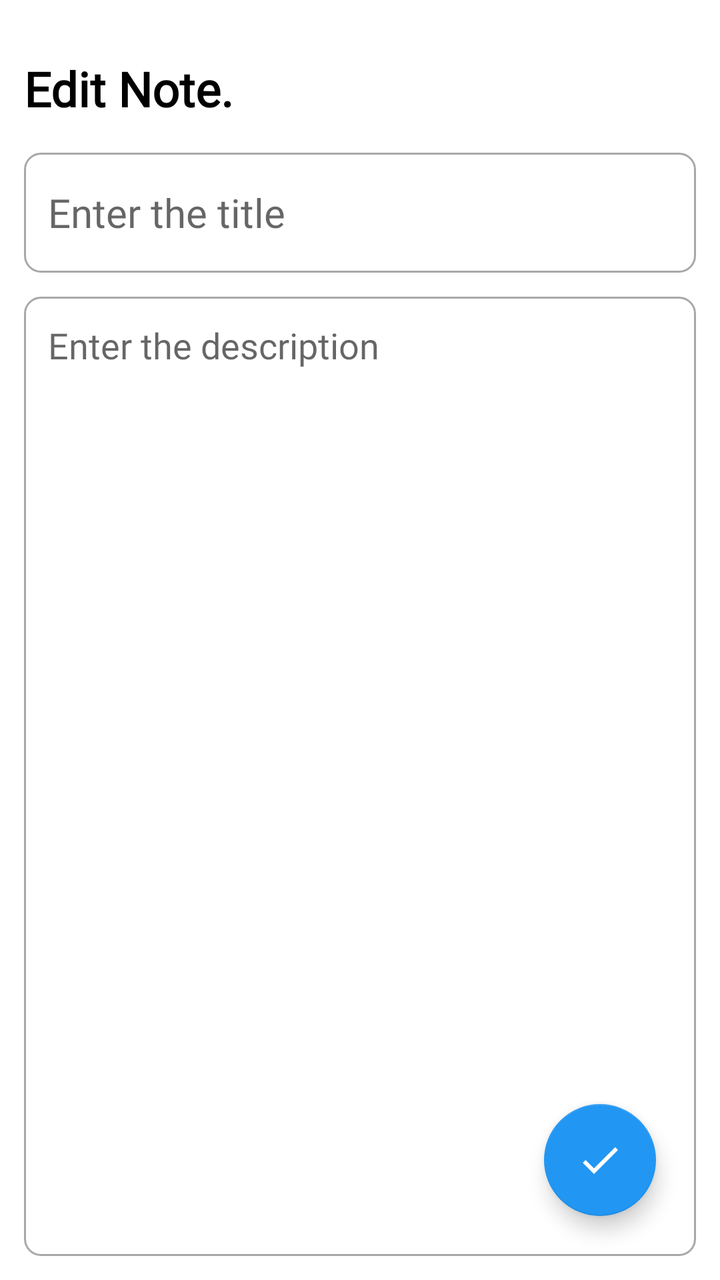
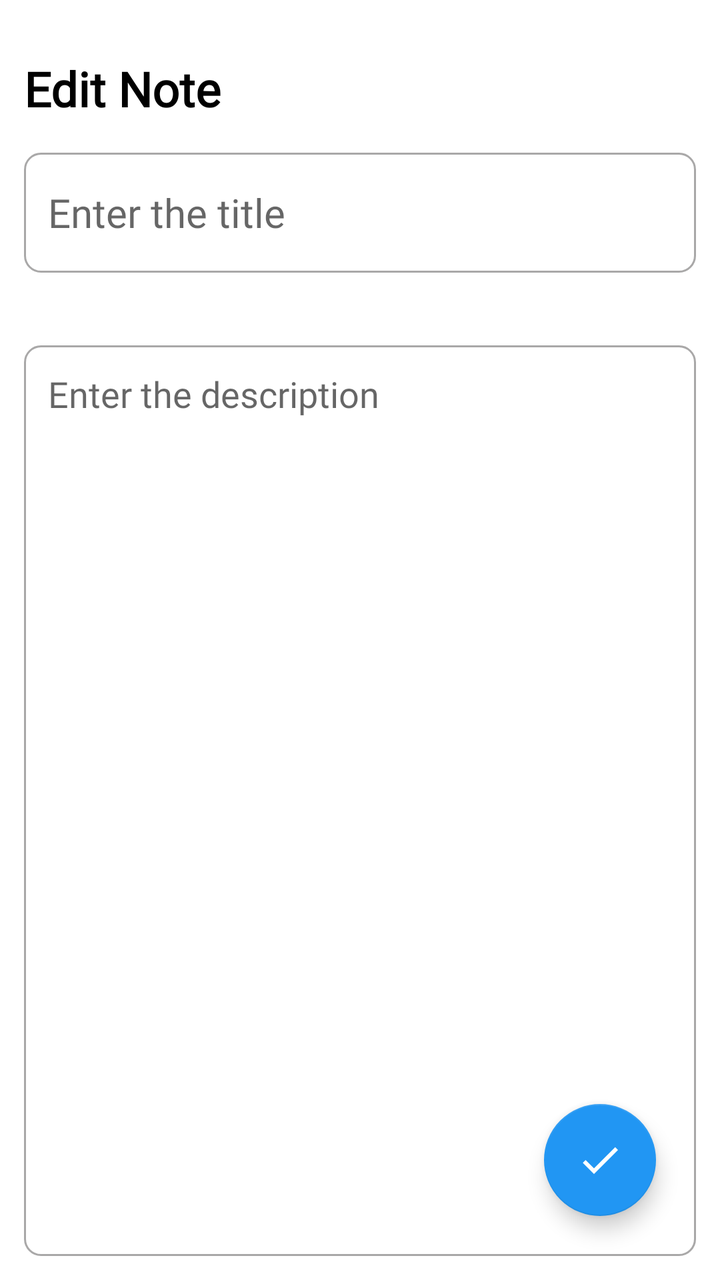

Screens rendered from an Android XML layout before and after an edit, with the pre-edit source and the edit as a unified diff.
<!-- AndroidManifest.xml: application theme Theme.NoteApp -->
<!-- res/layout/fragment_edit_note.xml -->
<?xml version="1.0" encoding="utf-8"?>
<layout
    xmlns:android="http://schemas.android.com/apk/res/android"
    xmlns:tools="http://schemas.android.com/tools"
    xmlns:app="http://schemas.android.com/apk/res-auto">

    <RelativeLayout
        android:layout_width="match_parent"
        android:layout_height="match_parent"
        android:orientation="vertical"
        android:padding="12dp"
        tools:context=".UpdateNoteFragment">

        <TextView
            android:id="@+id/editNoteHeading"
            android:layout_width="wrap_content"
            android:layout_height="wrap_content"
            android:layout_alignParentTop="true"
            android:layout_marginTop="16dp"
            android:fontFamily="@font/poppins"
            android:text="Edit Note."
            android:textStyle="bold"
            android:textColor="@color/black"
            android:textSize="24sp" />

        <EditText
            android:id="@+id/editNoteTitle"
            android:layout_width="match_parent"
            android:layout_height="60dp"
            android:hint="Enter the title"
            android:padding="12dp"
            android:textSize="20sp"
            android:layout_below="@id/editNoteHeading"
            android:background="@drawable/gray_border"
            android:layout_marginTop="16dp"
            android:maxLines="1"
            android:fontFamily="@font/poppins"/>

        <LinearLayout
            android:id="@+id/editChecklistContainer"
            android:layout_width="match_parent"
            android:layout_height="wrap_content"
            android:layout_below="@id/editNoteTitle"
            android:layout_marginTop="12dp"
            android:orientation="vertical"
            android:visibility="gone"/>

        <EditText
            android:id="@+id/editNoteDesc"
            android:layout_width="match_parent"
            android:layout_height="match_parent"
            android:hint="Enter the description"
            android:gravity="top"
            android:padding="12dp"
            android:textSize="18sp"
            android:fontFamily="@font/poppins"
            android:background="@drawable/gray_border"
            android:layout_below="@id/editNoteTitle"
            android:layout_marginTop="12dp" />

        <com.google.android.material.floatingactionbutton.FloatingActionButton
            android:id="@+id/editNoteFab"
            android:layout_width="wrap_content"
            android:layout_height="wrap_content"
            android:layout_marginEnd="20dp"
            android:layout_marginBottom="20dp"
            android:clickable="true"
            android:backgroundTint="@color/blue"
            android:tintMode="@color/white"
            android:src="@drawable/baseline_done_24"
            android:layout_alignParentBottom="true"
            android:layout_alignParentEnd="true"
            android:contentDescription="editFab" />

    </RelativeLayout>
</layout>
<!-- resources referenced by this layout -->
<resources>
  <color name="black">#FF000000</color>
  <color name="blue">#2196F3</color>
  <color name="white">#FFFFFFFF</color>
  <!-- drawable baseline_done_24 (drawable) -->
  <vector xmlns:android="http://schemas.android.com/apk/res/android" android:height="24dp" android:tint="#FFFFFF" android:viewportHeight="24" android:viewportWidth="24" android:width="24dp">
        
      <path android:fillColor="@android:color/white" android:pathData="M9,16.2L4.8,12l-1.4,1.4L9,19 21,7l-1.4,-1.4L9,16.2z"/>
      
  </vector>
  <!-- drawable gray_border (drawable) -->
  <?xml version="1.0" encoding="utf-8"?>
  <shape xmlns:android="http://schemas.android.com/apk/res/android"
      android:shape="rectangle">
  
      <stroke
          android:width="1dp"
          android:color="@color/gray"/>
  
      <corners
          android:radius="8dp"/>
  
  </shape>
  <style name="Theme.NoteApp" parent="Base.Theme.NoteApp" />
  <color name="gray">#A9A8A8</color>
  <style name="Base.Theme.NoteApp" parent="Theme.MaterialComponents.DayNight.DarkActionBar">
          
          <item name="colorPrimary">@color/light_blue</item> 
          <item name="colorPrimaryVariant">@color/blue</item>
          <item name="colorOnPrimary">@color/black</item> 
          
          <item name="colorSecondary">@color/blue</item>
          <item name="colorSecondaryVariant">@color/blue</item>
          <item name="colorOnSecondary">@color/white</item>
          
          <item name="android:statusBarColor">@color/light_blue</item>
          
          <item name="android:textColorPrimary">@color/black</item>
          
      </style>
  <color name="light_blue">#99C7E6</color>
</resources>

<!-- the commit's change to res/layout/fragment_edit_note.xml (unified diff, before → after) -->
@@ -9,7 +9,7 @@
         android:layout_height="match_parent"
         android:orientation="vertical"
         android:padding="12dp"
-        tools:context=".UpdateNoteFragment">
+        tools:context=".fragments.EditNoteFragment">
 
         <TextView
             android:id="@+id/editNoteHeading"
@@ -18,7 +18,7 @@
             android:layout_alignParentTop="true"
             android:layout_marginTop="16dp"
             android:fontFamily="@font/poppins"
-            android:text="Edit Note."
+            android:text="Edit Note"
             android:textStyle="bold"
             android:textColor="@color/black"
             android:textSize="24sp" />
@@ -36,11 +36,23 @@
             android:maxLines="1"
             android:fontFamily="@font/poppins"/>
 
+        
+        <TextView
+            android:id="@+id/editNoteDateTime"
+            android:layout_width="wrap_content"
+            android:layout_height="wrap_content"
+            android:layout_below="@id/editNoteTitle"
+            android:layout_marginTop="8dp"
+            android:textSize="12sp"
+            android:textColor="@color/dark_gray"
+            android:fontFamily="@font/poppins"
+            android:text=""/>
+
         <LinearLayout
             android:id="@+id/editChecklistContainer"
             android:layout_width="match_parent"
             android:layout_height="wrap_content"
-            android:layout_below="@id/editNoteTitle"
+            android:layout_below="@id/editNoteDateTime"
             android:layout_marginTop="12dp"
             android:orientation="vertical"
             android:visibility="gone"/>
@@ -55,7 +67,7 @@
             android:textSize="18sp"
             android:fontFamily="@font/poppins"
             android:background="@drawable/gray_border"
-            android:layout_below="@id/editNoteTitle"
+            android:layout_below="@id/editNoteDateTime"
             android:layout_marginTop="12dp" />
 
         <com.google.android.material.floatingactionbutton.FloatingActionButton
@@ -66,7 +78,7 @@
             android:layout_marginBottom="20dp"
             android:clickable="true"
             android:backgroundTint="@color/blue"
-            android:tintMode="@color/white"
+            android:tint="@color/white"
             android:src="@drawable/baseline_done_24"
             android:layout_alignParentBottom="true"
             android:layout_alignParentEnd="true"
<!-- resource entries referenced after the edit -->
@@ -2,6 +2,7 @@
 <resources>
   <color name="black">#FF000000</color>
   <color name="blue">#2196F3</color>
+  <color name="dark_gray">#858383</color>
   <color name="white">#FFFFFFFF</color>
   <!-- drawable baseline_done_24 (drawable) -->
   <vector xmlns:android="http://schemas.android.com/apk/res/android" android:height="24dp" android:tint="#FFFFFF" android:viewportHeight="24" android:viewportWidth="24" android:width="24dp">
@@ -26,9 +27,9 @@
   <color name="gray">#A9A8A8</color>
   <style name="Base.Theme.NoteApp" parent="Theme.MaterialComponents.DayNight.DarkActionBar">
           
-          <item name="colorPrimary">@color/light_blue</item> 
+          <item name="colorPrimary">@color/light_blue</item>
           <item name="colorPrimaryVariant">@color/blue</item>
-          <item name="colorOnPrimary">@color/black</item> 
+          <item name="colorOnPrimary">@color/black</item>
           
           <item name="colorSecondary">@color/blue</item>
           <item name="colorSecondaryVariant">@color/blue</item>
